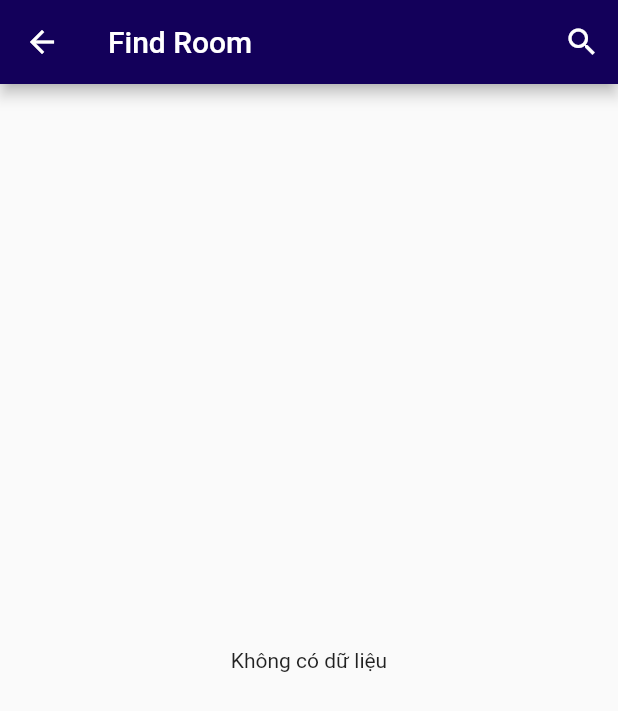
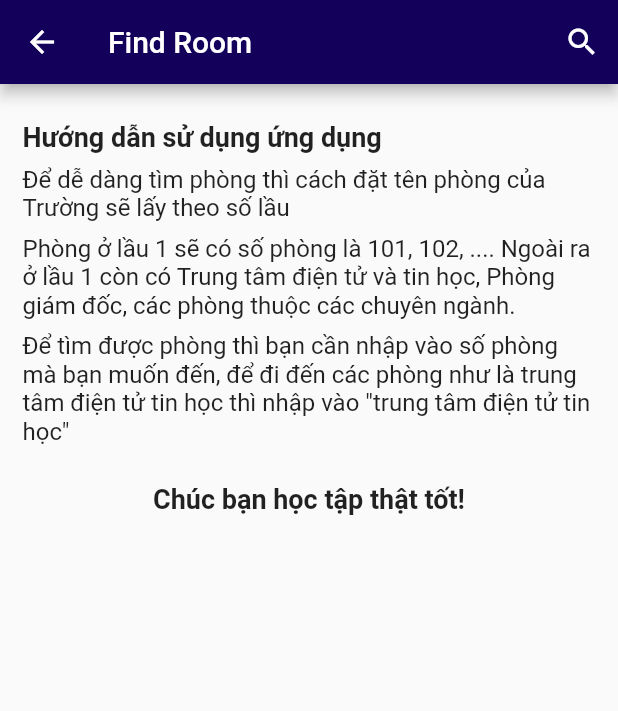
Before and after one commit to nhdang29/RoomGuide, a Flutter app: the FindRoomPage screen opened by its route, on a phone screen of 412 x 824 dp. Shown: the top 711 px of the screen. Run offline on Flutter 3.47's test engine with Material 2 defaults, Android fonts, the phone set to English and light mode, and no system bars; our stand-ins replace cloud_firestore, firebase_core, firebase_storage, firebase_ui_firestore, google_fonts, image_picker and 1 more; accounts and stored records are empty.

Commit message:
update UI

```diff
--- a/lib/screens/find_room.dart
+++ b/lib/screens/find_room.dart
@@ -100,7 +100,7 @@ class FindRoomScreen extends StatelessWidget {
     CollectionReference findRoom = FirebaseFirestore.instance.collection("FindRoom");
 
     return FutureBuilder(
-      future: findRoom.where("phongDi",isEqualTo: phongDi).where("phongDen", isEqualTo: phongDen).get(),
+      future: findRoom.where("phongDi", isEqualTo: phongDi).where("phongDen", isEqualTo: phongDen).get(),
       builder: (BuildContext context, AsyncSnapshot<QuerySnapshot> snapshot){
 
         if (snapshot.hasError) {
@@ -112,7 +112,8 @@ class FindRoomScreen extends StatelessWidget {
         }
 
         if(snapshot.hasData && snapshot.data!.docs.isEmpty){
-          return const Center(child: Text("Không có dữ liệu"),);
+          // return const Center(child: Text("Không có dữ liệu"),);
+          return buildEmptyData();
         }
 
         return ListView(
@@ -156,58 +157,40 @@ class FindRoomScreen extends StatelessWidget {
       },
     );
   }
-}
+
+  Widget buildEmptyData() => Container(
+    margin: const EdgeInsets.symmetric(horizontal: 15),
+    child: Column(
+      crossAxisAlignment: CrossAxisAlignment.start,
+      children:  [
+        const SizedBox(height: 25,),
+        const Text("Hướng dẫn sử dụng ứng dụng", style: TextStyle(fontWeight: FontWeight.w600, fontSize: 18),),
+        const SizedBox(height: 8,),
+        const Text(
+            "Để dễ dàng tìm phòng thì cách đặt tên phòng của Trường sẽ lấy theo số lầu",
+            style: TextStyle(fontSize: 16)
+        ),
+        const SizedBox(height: 8,),
+        const Text(
+            "Phòng ở lầu 1 sẽ có số phòng là 101, 102, .... Ngoài ra ở lầu 1 còn có Trung tâm điện tử và tin học, Phòng giám đốc, các phòng thuộc các chuyên ngành.",
+            style: TextStyle(fontSize: 16)
+        ),
+        const SizedBox(height: 8,),
+        const Text(
+            "Để tìm được phòng thì bạn cần nhập vào số phòng mà bạn muốn đến, để đi đến các phòng như là trung tâm điện tử tin học thì nhập vào \"trung tâm điện tử tin học\"",
+            style: TextStyle(fontSize: 16)
+        ),
+
+        const SizedBox(height: 25,),
+        Row(
+          mainAxisAlignment: MainAxisAlignment.center,
+          children: const [
+            Text("Chúc bạn học tập thật tốt!",style: TextStyle(fontWeight: FontWeight.w600, fontSize: 18), ),
+          ],
+        ),
+      ],
+    ),
+  );
 
 
-
-// class MyDialogBox extends StatefulWidget {
-//   const MyDialogBox({Key? key}) : super(key: key);
-//
-//   @override
-//   State<MyDialogBox> createState() => _MyDialogBoxState();
-// }
-//
-// class _MyDialogBoxState extends State<MyDialogBox> {
-//   @override
-//   Widget build(BuildContext context) {
-//
-//     TextEditingController phongDiController = TextEditingController();
-//     TextEditingController phongDenController = TextEditingController();
-//
-//     String soPhongDi = "", soPhongDen = "";
-//
-//     return AlertDialog(
-//       title: const Text("Bạn hãy nhập vào phòng đi và đến", style: TextStyle(
-//         fontSize: 18,
-//         fontWeight: FontWeight.w500,
-//       ),),
-//       content: Column(
-//         children: [
-//           TextField(
-//             controller: phongDiController,
-//             decoration: const InputDecoration(
-//               iconColor: Colors.blue,
-//               labelText: "Phòng đi",
-//               icon: Icon(Icons.room),
-//             ),
-//           ),
-//           TextField(
-//             controller: phongDenController,
-//             decoration: const InputDecoration(
-//               labelText: "Phòng đến",
-//               icon: Icon(Icons.door_back_door),
-//               iconColor: Colors.blue,
-//             ),
-//           ),
-//           const SizedBox(height: 5,),
-//           ElevatedButton(onPressed: (){ setState(() {
-//             soPhongDi = phongDiController.value.text;
-//             soPhongDen = phongDenController.value.text;
-//             Navigator.of(context).push(MaterialPageRoute(builder: (context) => FindRoomScreen(phongDi: soPhongDi, phongDen: soPhongDen)));
-//
-//           }); }, child: const Text("Tìm")),
-//         ],
-//       ),
-//     );
-//   }
-// }
+}
```
